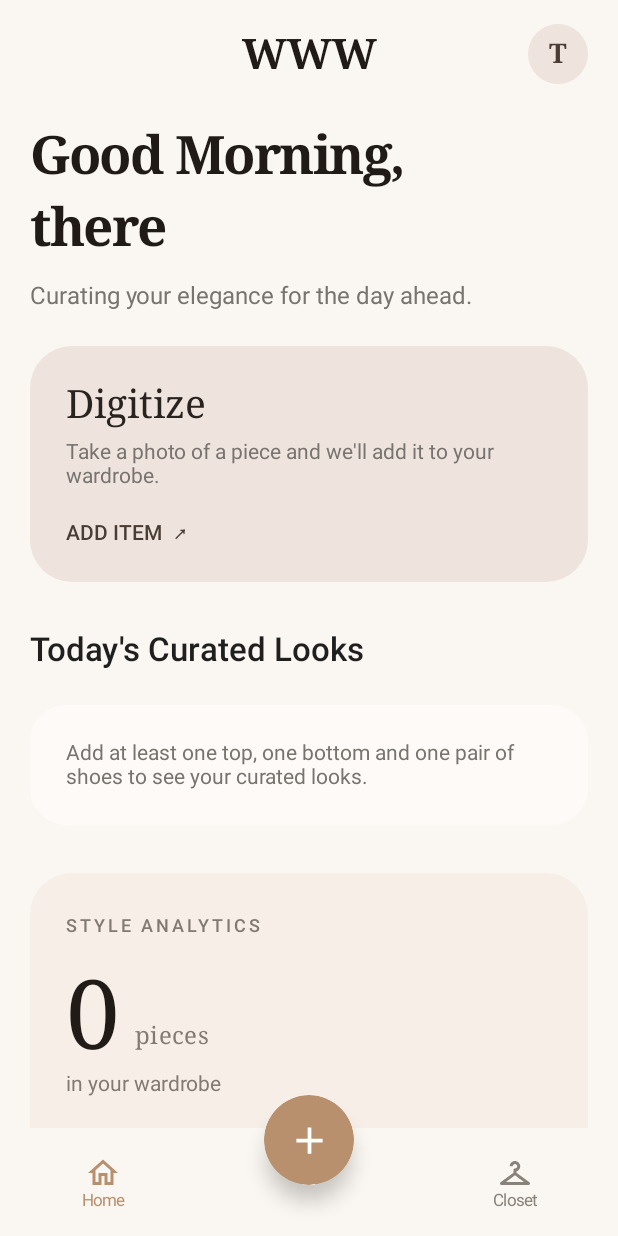
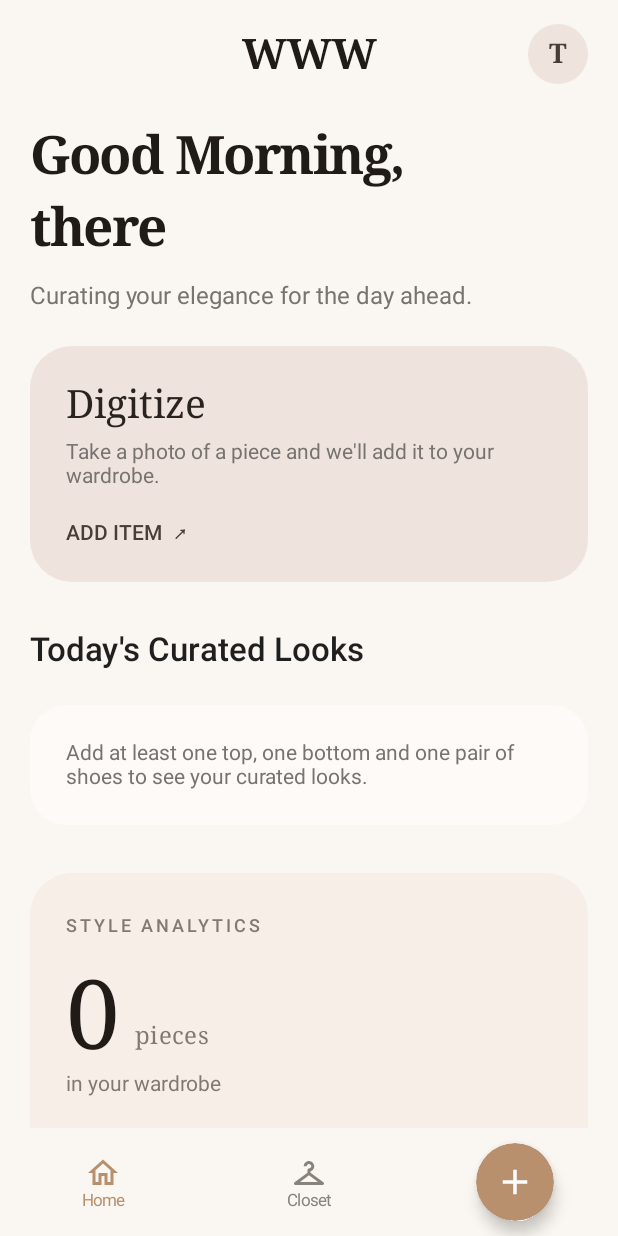
Before and after one commit to VishalSharma07-GIT/WhatWeWear, an Android app built with Jetpack Compose: the MainAppScaffold screen opened through its navigation route, on a phone screen of 412 x 824 dp. Run offline under Robolectric (Android 15) with nearby library versions, the phone set to English and light mode, and no system bars; our stand-ins replace Dagger/Hilt's generated code, Firebase (no records; nobody signed in at launch, a user with empty details on screens opened directly); libraries missing offline, so code that uses them is left out: androidx.hilt.lifecycle.

Commit message:
change of bottom navigation

```diff
--- a/app/src/main/java/com/vishalsharma/whatwewear/presentation/home/components/BottomNavigationBar.kt
+++ b/app/src/main/java/com/vishalsharma/whatwewear/presentation/home/components/BottomNavigationBar.kt
@@ -6,13 +6,10 @@ import androidx.compose.foundation.layout.Arrangement
 import androidx.compose.foundation.layout.Box
 import androidx.compose.foundation.layout.Column
 import androidx.compose.foundation.layout.Row
-import androidx.compose.foundation.layout.Spacer
 import androidx.compose.foundation.layout.fillMaxHeight
-import androidx.compose.foundation.layout.fillMaxSize
 import androidx.compose.foundation.layout.fillMaxWidth
 import androidx.compose.foundation.layout.height
 import androidx.compose.foundation.layout.navigationBarsPadding
-import androidx.compose.foundation.layout.offset
 import androidx.compose.foundation.layout.size
 import androidx.compose.foundation.shape.CircleShape
 import androidx.compose.material.icons.Icons
@@ -42,15 +39,12 @@ fun BottomNavigationBar(
     onItemClick: (String) -> Unit,
     onAddClick: () -> Unit
 ) {
-    Box(
+    Row(
         modifier = Modifier
             .fillMaxWidth()
             .background(Ivory)
             .navigationBarsPadding()
-            .height(72.dp)
-    ) {
-        Row(
-            modifier = Modifier.fillMaxSize(),
+            .height(72.dp),
         verticalAlignment = Alignment.CenterVertically
     ) {
         NavItem(
@@ -61,8 +55,6 @@ fun BottomNavigationBar(
             modifier = Modifier.weight(1f)
         )
 
-            Spacer(modifier = Modifier.weight(1f)) // room for the center button
-
         NavItem(
             label = "Closet",
             icon = Icons.Outlined.Checkroom,
@@ -70,14 +62,18 @@ fun BottomNavigationBar(
             onClick = { onItemClick(NavRoutes.Wardrobe) },
             modifier = Modifier.weight(1f)
         )
-        }
 
+        // Add button, in the third slot
         Box(
             modifier = Modifier
-                .align(Alignment.TopCenter)
-                .offset(y = (-22).dp)
-                .size(60.dp)
-                .shadow(8.dp, CircleShape)
+                .weight(1f)
+                .fillMaxHeight(),
+            contentAlignment = Alignment.Center
+        ) {
+            Box(
+                modifier = Modifier
+                    .size(52.dp)
+                    .shadow(6.dp, CircleShape)
                     .clip(CircleShape)
                     .background(AccentBrown)
                     .clickable(onClick = onAddClick),
@@ -87,8 +83,9 @@ fun BottomNavigationBar(
                     imageVector = Icons.Outlined.Add,
                     contentDescription = "Add clothing",
                     tint = Color.White,
-                modifier = Modifier.size(30.dp)
+                    modifier = Modifier.size(28.dp)
                 )
+            }
         }
     }
 }
```
Lines whose indentation alone changed are shown as unchanged.
